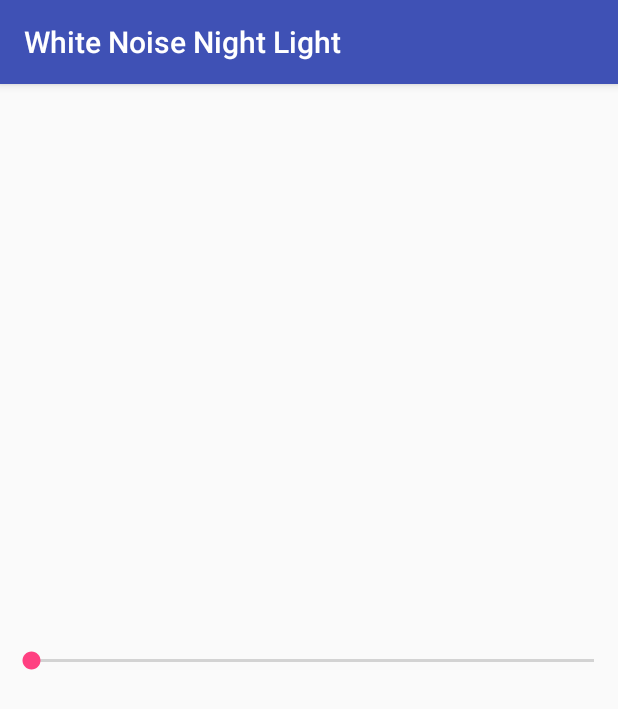
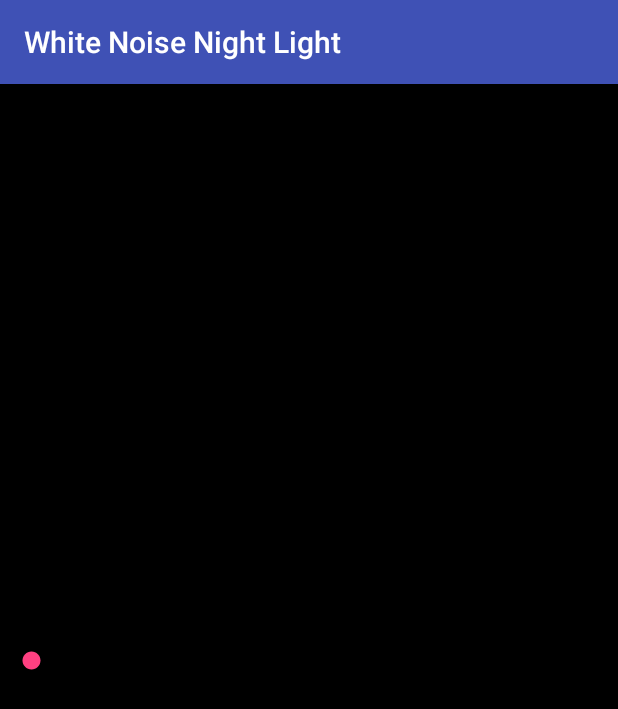
Before and after one commit to bobzurad/WhiteNoiseNightLight, an Android app: the screen it shows after launch (MainActivity), on a phone screen of 412 x 824 dp. Shown: the top 709 px of the screen. Run offline under Robolectric (Android 15) with nearby library versions, the phone set to English and light mode, and no system bars.

Commit message:
set starting color to black. fixed slider crash

```diff
--- a/Android/app/src/main/java/net/zurad/bob/whitenoisenightlight/MainActivity.java
+++ b/Android/app/src/main/java/net/zurad/bob/whitenoisenightlight/MainActivity.java
@@ -23,6 +23,9 @@
             @Override
             public void onProgressChanged(SeekBar seekBar, int progress, boolean fromUser) {
                 String hex = Integer.toHexString(progress);
+                if (hex.length() == 1) {
+                    hex = "0" + hex;
+                }
                 _mainLayout.setBackgroundColor(Color.parseColor("#" + hex + hex + hex));
             }
             @Override
--- a/Android/app/src/main/res/layout/activity_main.xml
+++ b/Android/app/src/main/res/layout/activity_main.xml
@@ -5,6 +5,7 @@
     android:layout_width="match_parent"
     android:layout_height="match_parent"
     android:id="@+id/mainLayout"
+    android:background="@color/black"
     tools:context="net.zurad.bob.whitenoisenightlight.MainActivity">
 
     <SeekBar
--- a/Android/app/src/main/res/values/colors.xml
+++ b/Android/app/src/main/res/values/colors.xml
@@ -3,4 +3,5 @@
     <color name="colorPrimary">#3F51B5</color>
     <color name="colorPrimaryDark">#303F9F</color>
     <color name="colorAccent">#FF4081</color>
+    <color name="black">#000000</color>
 </resources>
```
